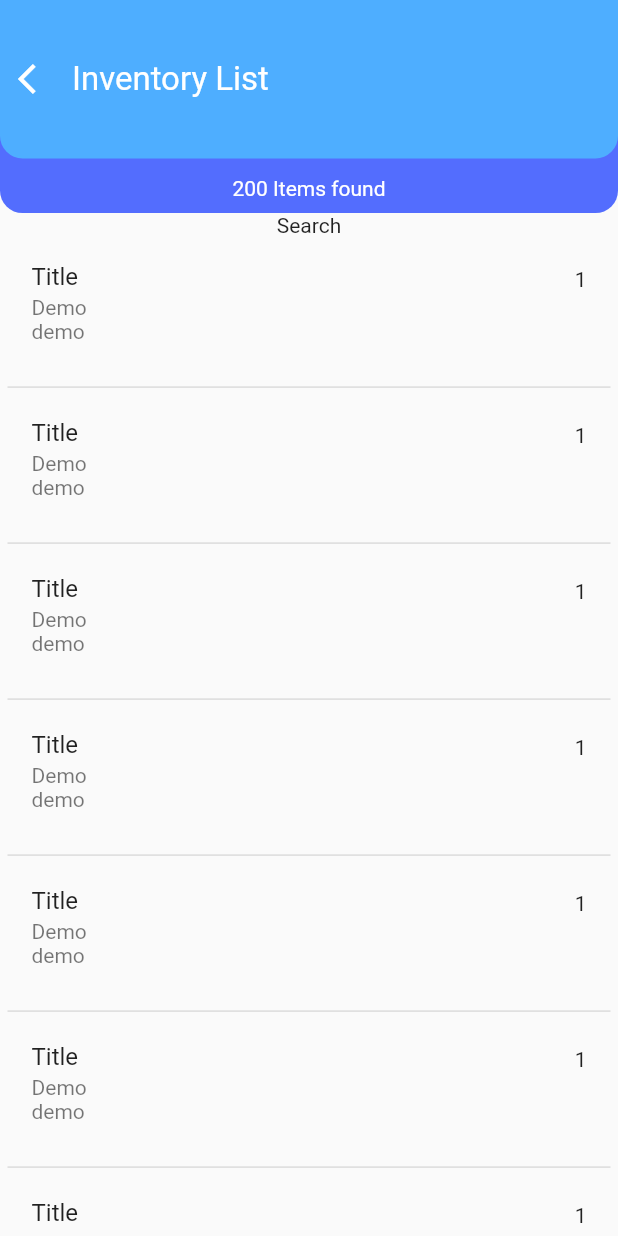
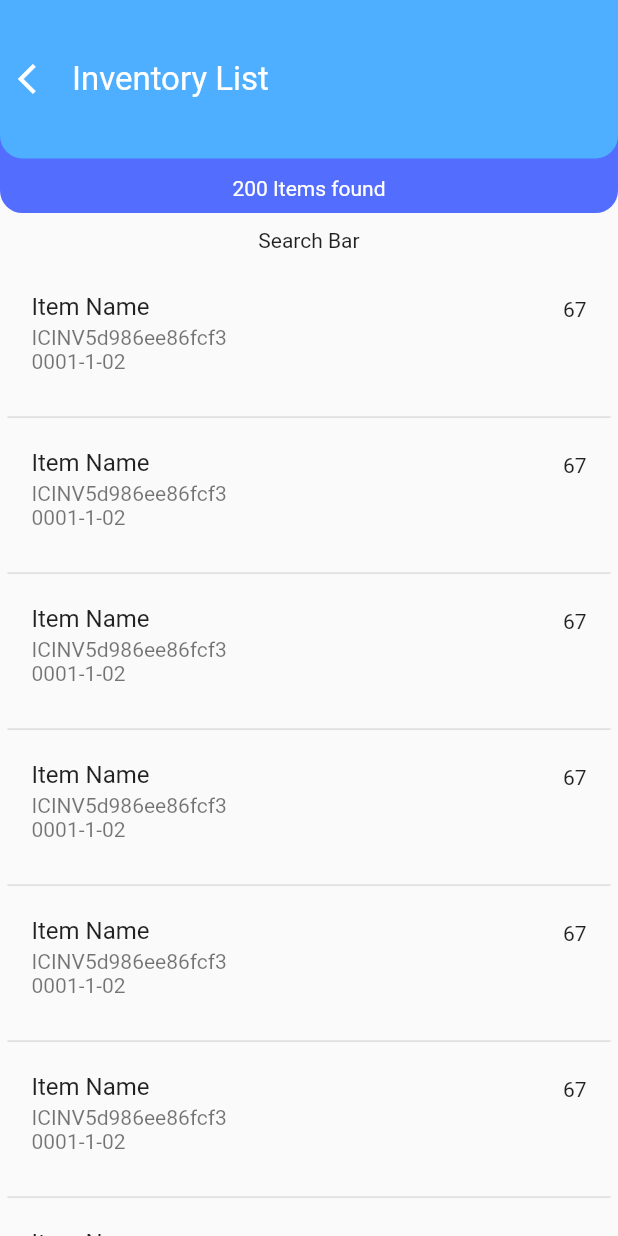
Before and after one commit to innovation-center-gitam-hyd/Innovation-Center-App, a Flutter app: the MyInventoryList screen opened directly, on a phone screen of 412 x 824 dp. Run offline on Flutter 3.47's test engine with Material 2 defaults, Android fonts, the phone set to English and light mode, and no system bars; our stand-ins replace flutter_custom_clippers, page_transition, shared_preferences; accounts and stored records are empty.

Commit message:
item-widget updated

```diff
--- a/lib/myScreen/Inventory/inventory.dart
+++ b/lib/myScreen/Inventory/inventory.dart
@@ -152,17 +152,27 @@ class _MyInventoryListState extends State<MyInventoryList> {
       items: "200",
       myBody: Column(
         children: [
-          SizedBox(
-            height: 20,
-            child: Text("Search"),
+          Padding(
+            padding: const EdgeInsets.all(10.0),
+            child: SizedBox(
+              height: 20,
+              child: Text("Search Bar"),
+            ),
           ),
           Expanded(
             child: ListView.separated(
               padding: EdgeInsets.symmetric(horizontal: 5),
               itemBuilder: (BuildContext conext, i) {
-                return ItemWidget();
+                return ItemWidget(
+                  item: "Item Name",
+                  itemCode: "0001-1-02",
+                  qty: "67",
+                  uqId: "ICINV5d986ee86fcf3",
+                );
               },
-              separatorBuilder: (BuildContext conext, i) => Divider(thickness: 1,),
+              separatorBuilder: (BuildContext conext, i) => Divider(
+                thickness: 1,
+              ),
               itemCount: 10,
             ),
           ),
--- a/lib/myScreen/myWidgets/itemWidget.dart
+++ b/lib/myScreen/myWidgets/itemWidget.dart
@@ -1,14 +1,20 @@
 import 'package:flutter/material.dart';
 
 class ItemWidget extends StatelessWidget {
+  final String item, uqId, itemCode, qty;
+  ItemWidget(
+      {@required this.item,
+      @required this.uqId,
+      @required this.itemCode,
+      @required this.qty});
   @override
   Widget build(BuildContext context) {
     return Container(
       child: ListTile(
-        title: Text("Title"),
+        title: Text("$item"),
         isThreeLine: true,
-        subtitle: Text("Demo \ndemo"),
-        trailing: Text("1"),
+        subtitle: Text("$uqId \n$itemCode"),
+        trailing: Text("$qty"),
       ),
     );
   }
```
